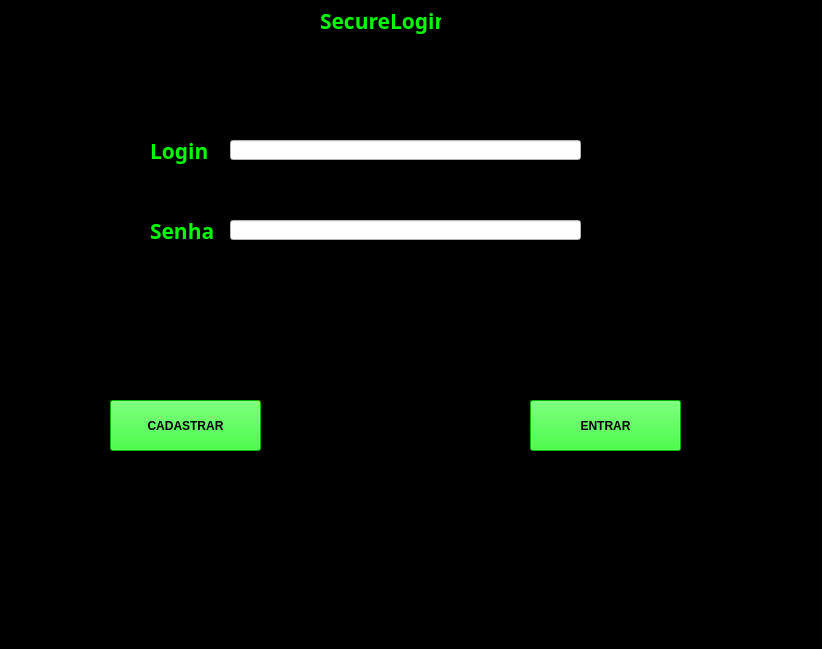
This is tela_login.ui in lucarueira/SecureLogin as Qt 5 draws it before an edit. The edited form follows.
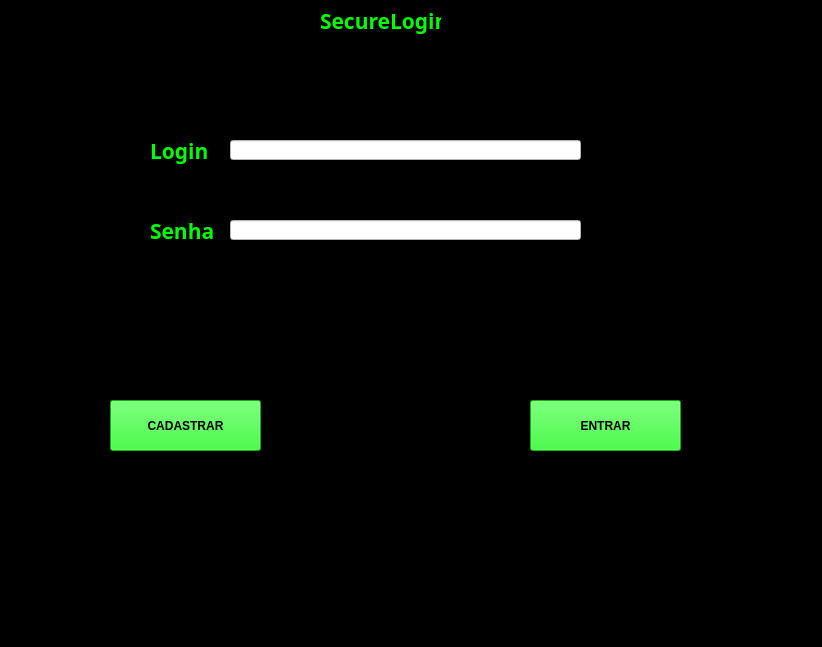
This is the edited form.

What changed in the file:
```diff
--- a/tela_login.ui
+++ b/tela_login.ui
@@ -7,15 +7,14 @@
     <x>0</x>
     <y>0</y>
     <width>822</width>
-    <height>649</height>
+    <height>647</height>
    </rect>
   </property>
   <property name="windowTitle">
    <string>MainWindow</string>
   </property>
   <property name="styleSheet">
-   <string notr="true">background-color: rgb(125, 221, 255);
-background-color: rgb(0, 0, 0);</string>
+   <string notr="true">background-color: rgb(0, 0, 0);</string>
   </property>
   <widget class="QWidget" name="centralwidget">
    <widget class="QPushButton" name="pushButton">
```
Left out of the diff: 319 changed lines with no effect on the pictures.
